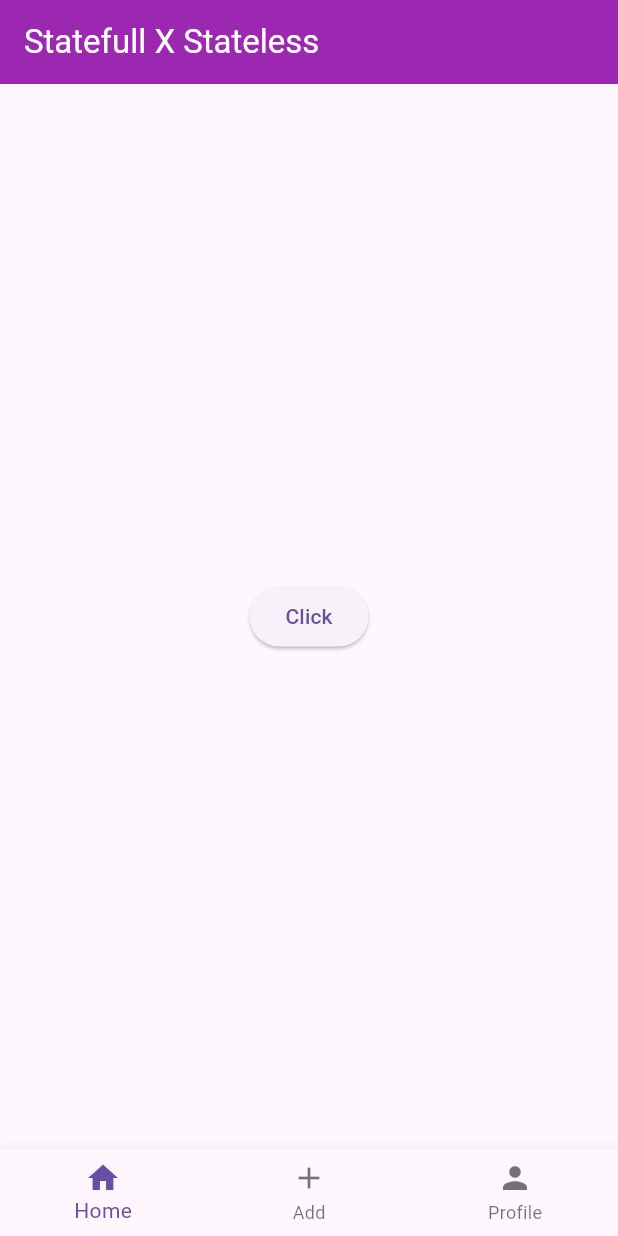
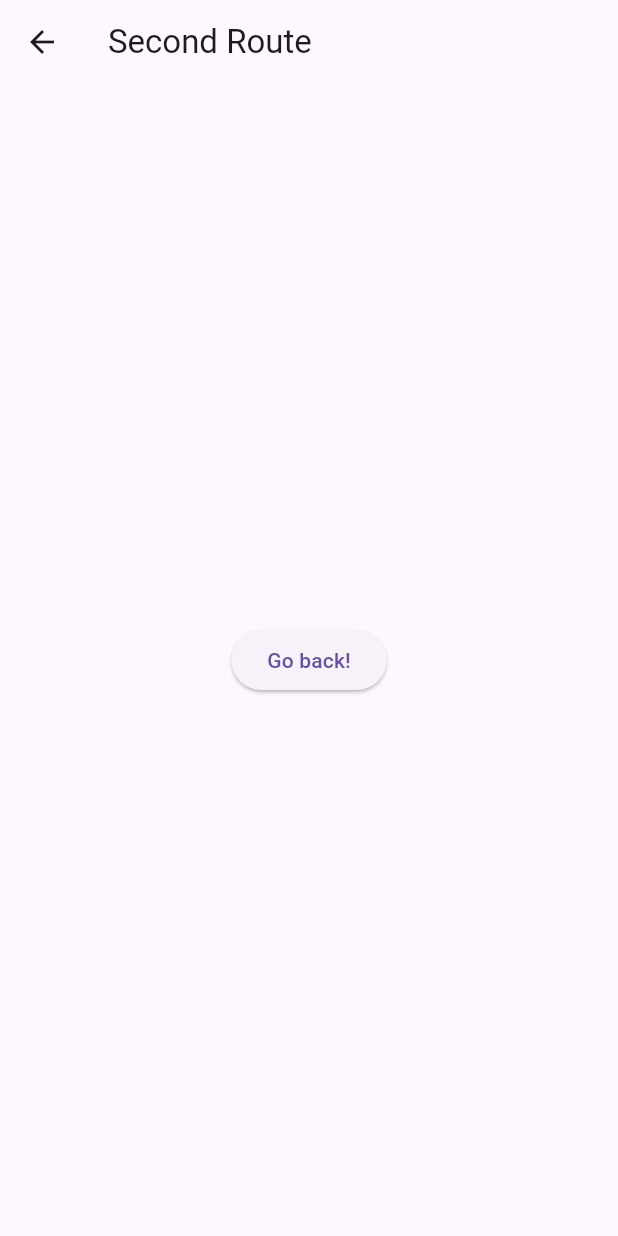
Before and after one commit to ppfuark/WorldSkils, a Flutter app: the screen it shows after launch, after a tap on "Click", on a phone screen of 412 x 824 dp. Run offline on Flutter 3.47's test engine with Material 3 defaults, Android fonts, the phone set to English and light mode, and no system bars.

Commit message:
Flutter Apps[feat]: Stateless and Statefull
Using Navigator.push to navigate between pages

```diff
--- /dev/null
+++ b/Flutter Apps/state_ful_and_less/lib/pages/ButtonPage.dart
@@ -0,0 +1,20 @@
+import 'package:flutter/material.dart';
+
+class Buttonpage extends StatelessWidget {
+  const Buttonpage({super.key});
+
+  @override
+  Widget build(BuildContext context) {
+    return Scaffold(
+      appBar: AppBar(title: const Text('Second Route')),
+      body: Center(
+        child: ElevatedButton(
+          onPressed: () {
+            Navigator.pop(context);
+          },
+          child: const Text('Go back!'),
+        ),
+      ),
+    );
+  }
+}
--- a/Flutter Apps/state_ful_and_less/lib/pages/HomePage.dart
+++ b/Flutter Apps/state_ful_and_less/lib/pages/HomePage.dart
@@ -1,5 +1,6 @@
 import 'package:flutter/material.dart';
 import 'package:state_ful_andl_less/components/ButtonNavigationBar.dart';
+import 'package:state_ful_andl_less/pages/ButtonPage.dart';
 
 class HomePage extends StatelessWidget {
   const HomePage({super.key});
@@ -16,7 +17,9 @@ class HomePage extends StatelessWidget {
       ),
       body: Center(
         child: ElevatedButton(
-          onPressed: () {},
+          onPressed: () {
+            Navigator.push(context, MaterialPageRoute(builder: (context)=> const Buttonpage()));
+          },
           child: const Text("Click"),
         ),
       ),
```
